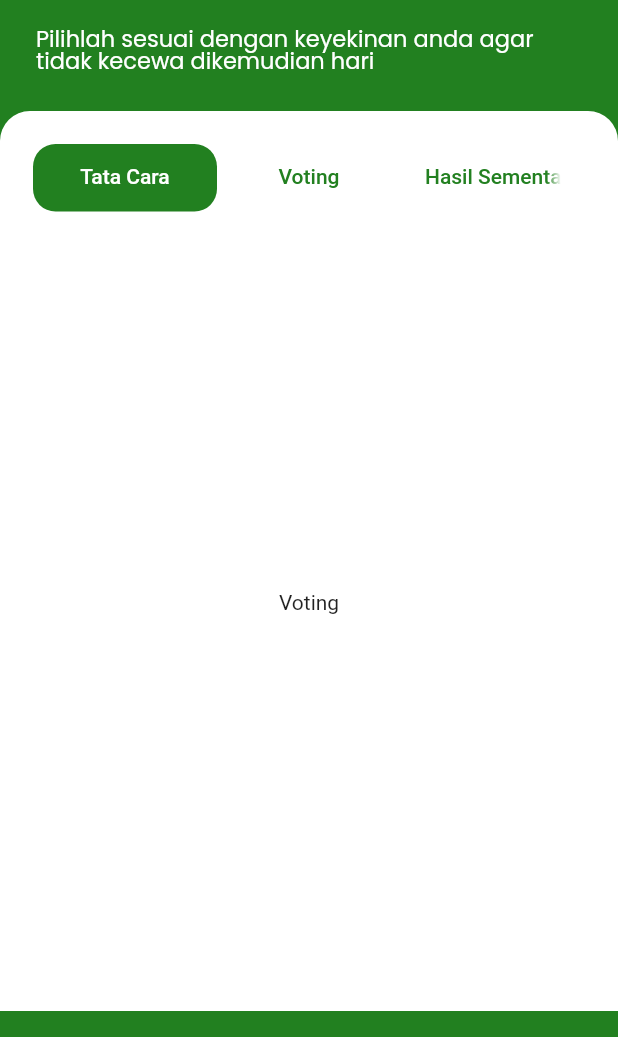
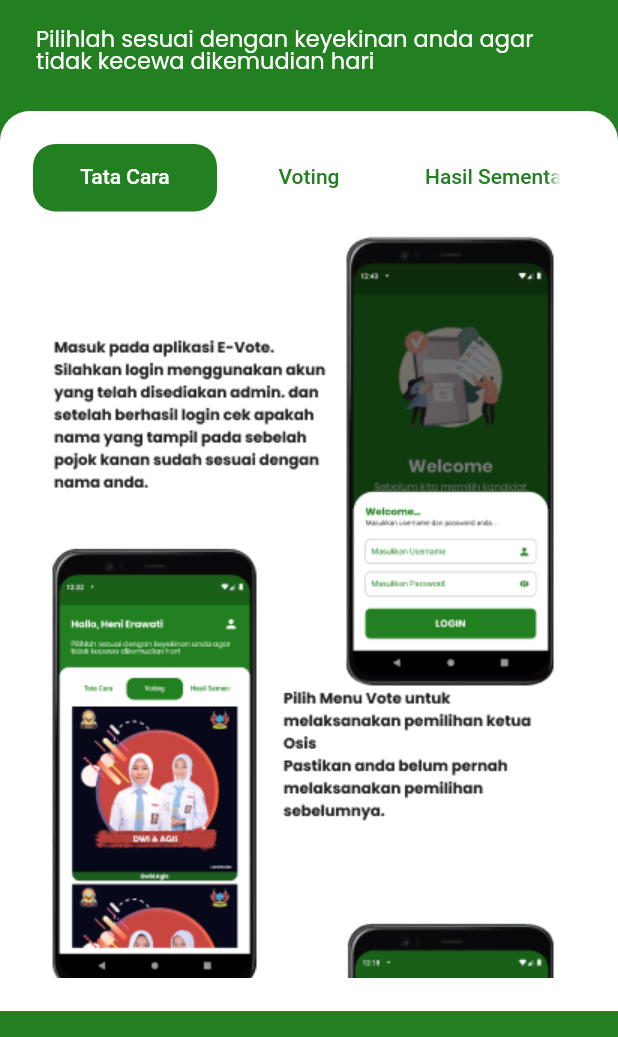
Before and after one commit to adityaibrar/e-vote-android, a Flutter app: the DashBoard screen opened directly with empty values, on a phone screen of 412 x 824 dp, the part 81-1118 px from its top. Run offline on Flutter 3.47's test engine with Material 2 defaults, Android fonts, the light colour scheme and no system bars; our stand-ins replace flutter_html, get, google_fonts, shared_preferences, syncfusion_flutter_charts; accounts and stored records are empty.

Commit message:
add menu tata cara

```diff
--- a/lib/views/screen/home.dart
+++ b/lib/views/screen/home.dart
@@ -2,6 +2,7 @@ import 'dart:convert';
 
 import 'package:android_vote/model/user.dart';
 import 'package:android_vote/services/share_prefs.dart';
+import 'package:android_vote/views/screen/tata_cara.dart';
 import 'package:android_vote/views/widgets/list_calon.dart';
 import 'package:android_vote/views/widgets/pooling.dart';
 import 'package:flutter/material.dart';
@@ -175,9 +176,7 @@ class _DashBoardState extends State<DashBoard> with TickerProviderStateMixin {
                               child: TabBarView(
                             controller: _controller,
                             children: const [
-                              Center(
-                                child: Text("Voting"),
-                              ),
+                              Rules(),
                               ListCalonView(),
                               PoolingView(),
                             ],
--- /dev/null
+++ b/lib/views/screen/tata_cara.dart
@@ -0,0 +1,25 @@
+import 'package:flutter/material.dart';
+
+class Rules extends StatefulWidget {
+  const Rules({super.key});
+
+  @override
+  State<Rules> createState() => _RulesState();
+}
+
+class _RulesState extends State<Rules> {
+  @override
+  Widget build(BuildContext context) {
+    return Scaffold(
+      body: SingleChildScrollView(
+        physics: const BouncingScrollPhysics(),
+        child: Flex(
+          direction: Axis.vertical,
+          children: [
+            Container(
+              child: Image.asset("assets/images/tata_cara.png"),
+            )
+          ],),),
+    );
+  }
+}
```
Also changed, not shown: assets/images/tata_cara.png (added).
